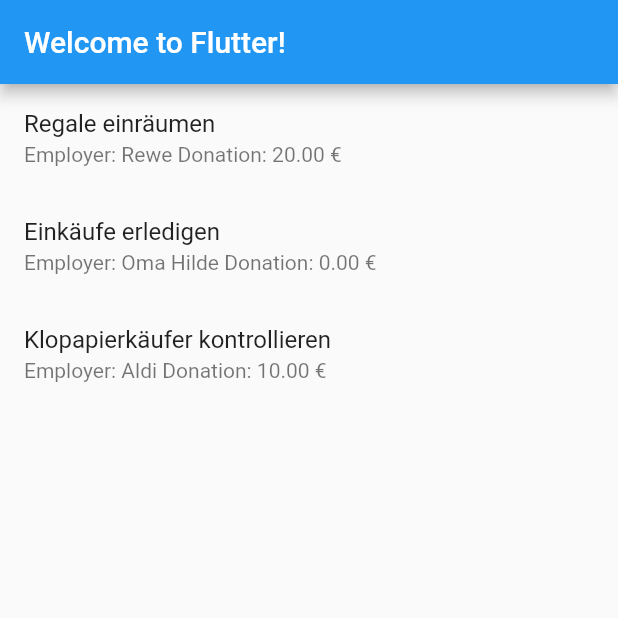
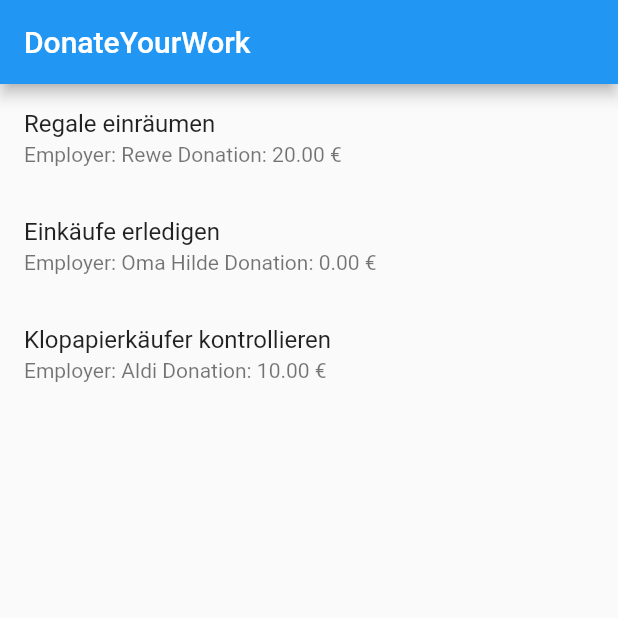
Before and after one commit to ConstantinKoch/WirVSVirus, a Flutter app: the screen it shows after launch, on a phone screen of 412 x 824 dp, the top half of it. Run offline on Flutter 3.47's test engine with Material 2 defaults, Android fonts, the phone set to English and light mode, and no system bars.

Commit message:
Fixed title

```diff
--- a/App/wirvsvirus/lib/Skeleton.dart
+++ b/App/wirvsvirus/lib/Skeleton.dart
@@ -7,7 +7,7 @@ class Skeleton extends StatelessWidget {
   build(BuildContext context) {
     return Scaffold(
       appBar: AppBar(
-        title: Text('Welcome to Flutter!'),
+        title: Text('DonateYourWork'),
       ),
       body: this.body,
     );
--- a/App/wirvsvirus/lib/main.dart
+++ b/App/wirvsvirus/lib/main.dart
@@ -9,7 +9,7 @@ class MyApp extends StatelessWidget {
   @override
   Widget build(BuildContext context) {
     return MaterialApp(
-      title: 'Flutter Demo',
+      title: 'DonateYourWork',
       theme: ThemeData(
         primarySwatch: Colors.blue,
       ),
```
